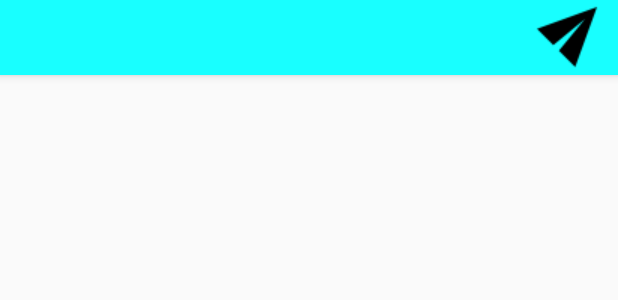
After one commit to stranger01/235ki, an Android app: the layout fragment_home.xml on its own in the app's theme, with its tools: preview values and no code run, on a phone screen of 412 x 824 dp. The commit adds this screen. Shown: the top 300 px of the screen. Run offline under Robolectric (Android 15) with nearby library versions, the phone set to English and light mode, and no system bars.

Commit message:
added fragments

```diff
--- a/app/build.gradle
+++ b/app/build.gradle
@@ -49,6 +49,7 @@ dependencies {
     implementation 'androidx.lifecycle:lifecycle-extensions:2.2.0'
     implementation 'androidx.navigation:navigation-fragment-ktx:2.2.2'
     implementation 'androidx.navigation:navigation-ui-ktx:2.2.2'
+    implementation 'androidx.legacy:legacy-support-v4:1.0.0'
     testImplementation 'junit:junit:4.12'
     androidTestImplementation 'androidx.test.ext:junit:1.1.1'
     androidTestImplementation 'androidx.test.espresso:espresso-core:3.2.0'
--- a/app/src/main/res/layout/activity_main.xml
+++ b/app/src/main/res/layout/activity_main.xml
@@ -6,6 +6,7 @@
     android:layout_width="match_parent"
     android:layout_height="match_parent"
     android:paddingTop="?attr/actionBarSize">
+
 
     <com.google.android.material.bottomnavigation.BottomNavigationView
         android:id="@+id/nav_view"
--- /dev/null
+++ b/app/src/main/res/layout/fragment_home.xml
@@ -0,0 +1,45 @@
+<RelativeLayout xmlns:android="http://schemas.android.com/apk/res/android"
+    xmlns:tools="http://schemas.android.com/tools"
+    android:layout_width="match_parent"
+    android:layout_height="match_parent"
+    tools:context="Fragments.HomeFragment">
+
+    <!-- TODO: Update blank fragment layout -->
+
+<com.google.android.material.appbar.AppBarLayout
+    android:layout_width="match_parent"
+    android:layout_height="wrap_content"
+    android:id="@+id/app_bar_layout">
+
+    <androidx.appcompat.widget.Toolbar
+
+        android:id="@+id/home_toolbar"
+        android:layout_width="match_parent"
+        android:layout_height="50dp"
+        android:background="@color/colorPrimaryDark">
+
+        <RelativeLayout
+            android:layout_width="wrap_content"
+            android:layout_height="wrap_content">
+
+            <ImageView
+                android:id="@+id/send"
+                android:layout_width="wrap_content"
+                android:layout_height="wrap_content"
+                android:layout_alignParentEnd="true"
+                android:layout_alignParentRight="true"
+                android:layout_marginEnd="10dp"
+                android:layout_marginRight="10dp"
+                android:src="@drawable/send_icon" />
+
+        </RelativeLayout>
+
+
+
+
+    </androidx.appcompat.widget.Toolbar>
+
+</com.google.android.material.appbar.AppBarLayout>
+
+
+</RelativeLayout>
--- a/app/src/main/res/values/strings.xml
+++ b/app/src/main/res/values/strings.xml
@@ -3,4 +3,7 @@
     <string name="title_home">Home</string>
     <string name="title_dashboard">Dashboard</string>
     <string name="title_notifications">Notifications</string>
+
+    <!-- TODO: Remove or change this placeholder text -->
+    <string name="hello_blank_fragment">Hello blank fragment</string>
 </resources>
```
Also changed, not shown: app/src/main/AndroidManifest.xml (+10 -1 lines), app/src/main/java/Controller/MainActivity.kt (renamed from app/src/main/java/ninjas/instagram/myapplication/MainActivity.kt, +30 -18 lines), app/src/main/java/Fragments/HomeFragment.kt (added, +24 -0 lines), app/src/main/java/Fragments/NotificationsFragment.kt (added, +24 -0 lines), app/src/main/java/Fragments/ProfileFragment.kt (added, +24 -0 lines), app/src/main/java/Fragments/SearchFragment.kt (added, +24 -0 lines), app/src/main/res/layout/fragment_notifications.xml (added, +13 -0 lines), app/src/main/res/layout/fragment_profile.xml (added, +13 -0 lines), app/src/main/res/layout/fragment_search.xml (added, +13 -0 lines), 2 other files.
